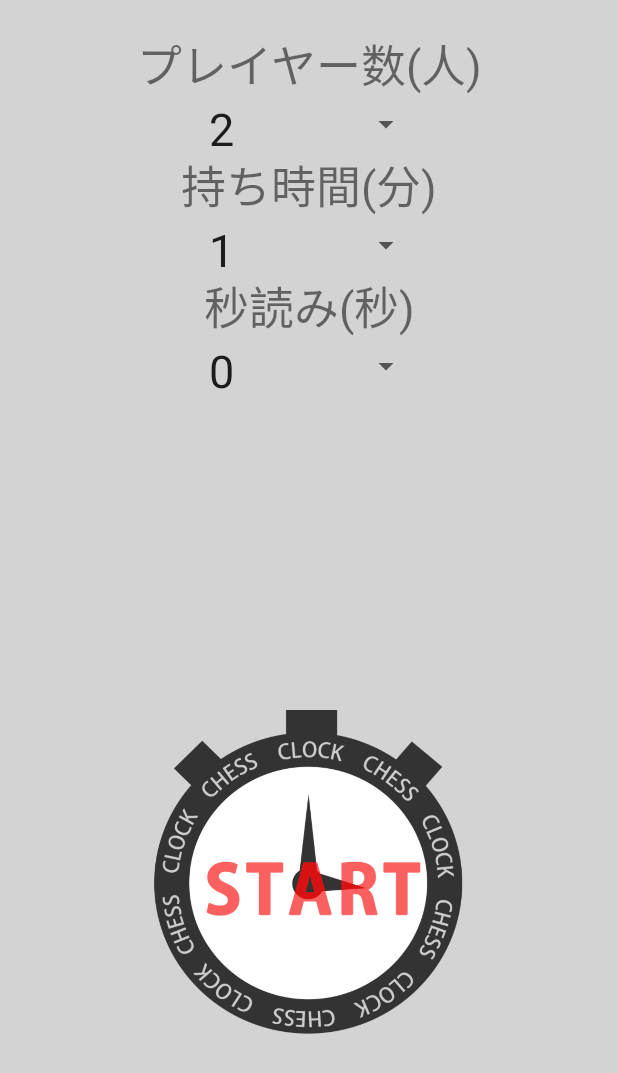
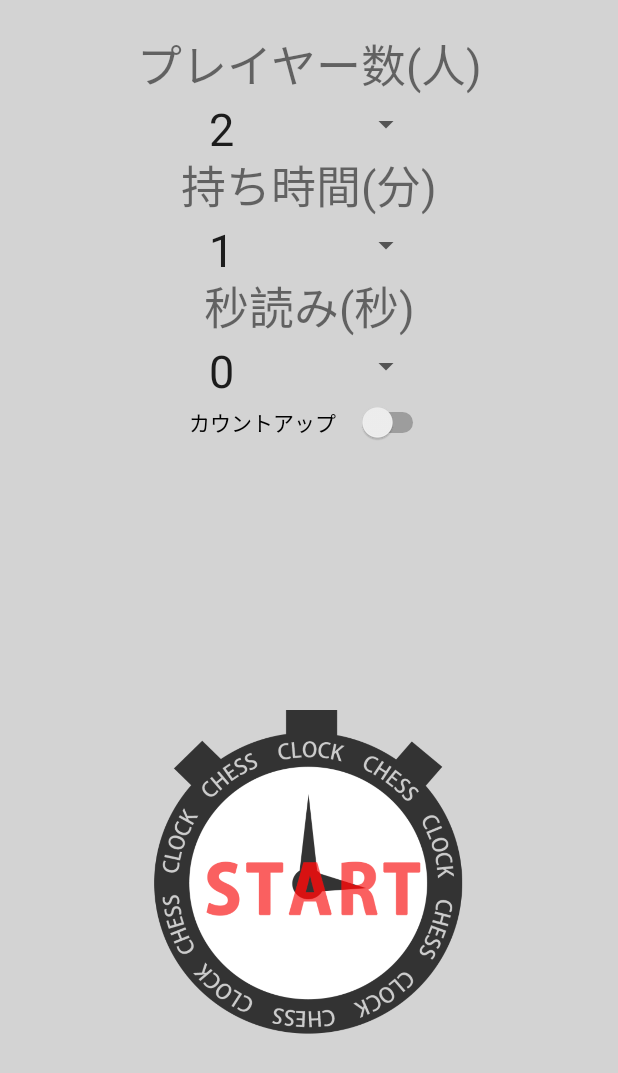
Before and after one commit to Raba227/AndroidStudio, an Android app: the screen it shows after launch (SelectActivity), on a phone screen of 412 x 824 dp. Shown: the top 1073 px of the screen. Run offline under Robolectric (Android 15) with nearby library versions, the phone set to English and light mode, and no system bars.

Commit message:
add CountUpTimer

```diff
--- a/ChessClock/app/src/main/AndroidManifest.xml
+++ b/ChessClock/app/src/main/AndroidManifest.xml
@@ -9,7 +9,8 @@
         android:roundIcon="@mipmap/ic_launcher_round"
         android:supportsRtl="true"
         android:theme="@style/Theme.AppCompat.Light.NoActionBar">
-        <activity android:name=".PlayerNameActivity"></activity>
+        <activity android:name=".CountUpActivity"></activity>
+        <activity android:name=".PlayerNameActivity" />
         <activity android:name=".SelectActivity">
             <intent-filter>
                 <action android:name="android.intent.action.MAIN" />
--- a/ChessClock/app/src/main/java/com/example/chessclock/MainActivity.java
+++ b/ChessClock/app/src/main/java/com/example/chessclock/MainActivity.java
@@ -19,7 +19,7 @@ import java.util.Locale;
 public class MainActivity extends AppCompatActivity {
 
     // フィールド準備
-    private final SimpleDateFormat dateFormat = new SimpleDateFormat("mm:ss.SS", Locale.JAPAN);
+    private final SimpleDateFormat dateFormat = new SimpleDateFormat("mm:ss.S", Locale.JAPAN);
     private final long interval = 10;
     private int active_number, player_number, count;
     private long initiaCountNumber, sec;
--- a/ChessClock/app/src/main/java/com/example/chessclock/SelectActivity.java
+++ b/ChessClock/app/src/main/java/com/example/chessclock/SelectActivity.java
@@ -6,6 +6,7 @@ import android.os.Bundle;
 import android.view.View;
 import android.widget.ArrayAdapter;
 import android.widget.Button;
+import android.widget.CompoundButton;
 import android.widget.RadioButton;
 import android.widget.RadioGroup;
 import android.widget.Spinner;
@@ -14,6 +15,7 @@ public class SelectActivity extends AppCompatActivity {
     private int playerNumber;
     private long countNumber, secNumber;
     private Spinner player_spinner, time_spinner, sec_spinner;
+    private boolean CountUp;
 
     @Override
     protected void onCreate(Bundle savedInstanceState) {
@@ -36,8 +38,19 @@ public class SelectActivity extends AppCompatActivity {
         sec_spinner = findViewById(R.id.second);
         sec_spinner.setAdapter(adapter3);
 
+        CompoundButton toggle = findViewById(R.id.toggle);
+        toggle.setOnCheckedChangeListener(new CompoundButton.OnCheckedChangeListener() {
+            @Override
+            public void onCheckedChanged(CompoundButton buttonView, boolean isChecked) {
+                if (isChecked) {
+                    CountUp = true;
+                } else {
+                    CountUp = false;
+                }
+            }
+        });
+
         Button button = findViewById(R.id.button);
-
         button.setOnClickListener(new View.OnClickListener() {
             @Override
             public void onClick(View v) {
@@ -48,8 +61,10 @@ public class SelectActivity extends AppCompatActivity {
                 intent.putExtra("playerNumber", playerNumber);
                 intent.putExtra("countNumber", countNumber);
                 intent.putExtra("secNumber", secNumber);
+                intent.putExtra("CountUp", CountUp);
                 startActivity(intent);
             }
         });
+
     }
 }
--- a/ChessClock/app/src/main/res/layout/activity_select.xml
+++ b/ChessClock/app/src/main/res/layout/activity_select.xml
@@ -84,4 +84,15 @@
         app:layout_constraintStart_toStartOf="parent"
         app:layout_constraintTop_toBottomOf="@+id/textView3" />
 
+    <Switch
+        android:id="@+id/toggle"
+        android:layout_width="160dp"
+        android:layout_height="39dp"
+        android:layout_marginStart="8dp"
+        android:layout_marginEnd="8dp"
+        android:text="@string/count"
+        app:layout_constraintEnd_toEndOf="parent"
+        app:layout_constraintStart_toStartOf="parent"
+        app:layout_constraintTop_toBottomOf="@+id/second" />
+
 </android.support.constraint.ConstraintLayout>
--- a/ChessClock/app/src/main/res/values/strings.xml
+++ b/ChessClock/app/src/main/res/values/strings.xml
@@ -7,6 +7,7 @@
     <string name="player">プレイヤー数(人)</string>
     <string name="time">持ち時間(分)</string>
     <string name="second">秒読み(秒)</string>
+    <string name="count">カウントアップ</string>
     <string-array name="player_number">
         <item>2</item>
         <item>3</item>
```
Also changed, not shown: ChessClock/app/src/main/java/com/example/chessclock/CountUpActivity.java (added, +79 -0 lines), ChessClock/app/src/main/java/com/example/chessclock/PlayerNameActivity.java (+12 -5 lines), ChessClock/app/src/main/res/layout/activity_count_up.xml (added, +9 -0 lines).
